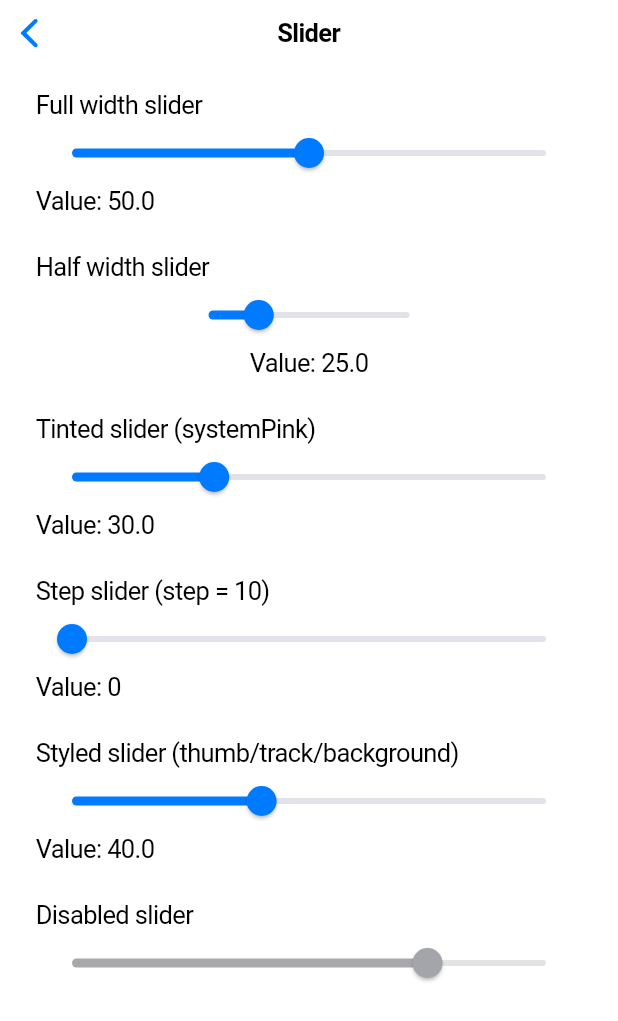
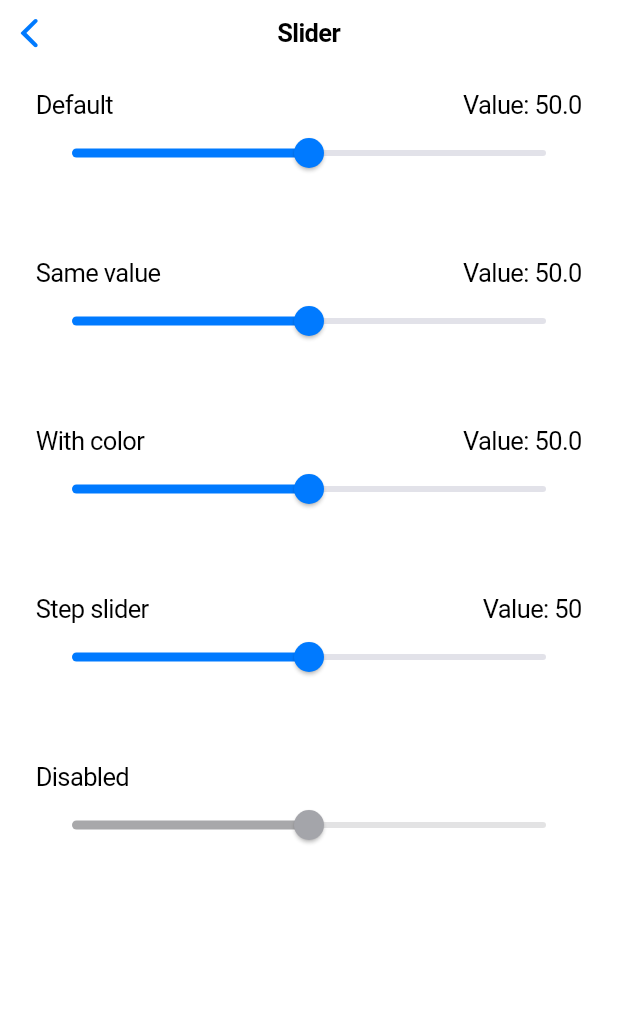
Before and after one commit to williandrade/cupertino_native, a Flutter app: the SliderDemoPage screen opened directly, on a phone screen of 412 x 824 dp. Shown: the top 1021 px of the screen. Run offline on Flutter 3.47's test engine with Material 3 defaults, Android fonts, the phone set to English and light mode, and no system bars; our stand-ins replace plugin_platform_interface.

Commit message:
fix: Fixes slider demo page.

```diff
--- a/example/lib/demos/slider.dart
+++ b/example/lib/demos/slider.dart
@@ -9,11 +9,9 @@ class SliderDemoPage extends StatefulWidget {
 }
 
 class _SliderDemoPageState extends State<SliderDemoPage> {
-  double _fullWidthValue = 50;
-  double _halfWidthValue = 25;
-  double _stepValue = 0;
-  double _styledValue = 40;
-  double _pinkValue = 30;
+  double _defaultSliderValue = 50;
+  double _stepSliderValue = 50;
+  double _coloredSliderValue = 50;
 
   @override
   Widget build(BuildContext context) {
@@ -24,73 +22,74 @@ class _SliderDemoPageState extends State<SliderDemoPage> {
           padding: const EdgeInsets.symmetric(horizontal: 24.0, vertical: 16.0),
           physics: const AlwaysScrollableScrollPhysics(),
           children: [
-            const Text('Full width slider'),
+            Row(
+              children: [
+                const Text('Default'),
+                Spacer(),
+                Text('Value: ${_defaultSliderValue.toStringAsFixed(1)}'),
+              ],
+            ),
             CNSlider(
-              value: _fullWidthValue,
+              value: _defaultSliderValue,
               min: 0,
               max: 100,
               enabled: true,
-              onChanged: (v) => setState(() => _fullWidthValue = v),
+              onChanged: (v) => setState(() => _defaultSliderValue = v),
             ),
-            Text('Value: ${_fullWidthValue.toStringAsFixed(1)}'),
-            const SizedBox(height: 24),
-            const Text('Half width slider'),
-            Align(
-              alignment: Alignment.center,
-              child: FractionallySizedBox(
-                widthFactor: 0.5,
-                child: CNSlider(
-                  value: _halfWidthValue,
-                  min: 0,
-                  max: 100,
-                  enabled: true,
-                  onChanged: (v) => setState(() => _halfWidthValue = v),
-                ),
-              ),
+            const SizedBox(height: 48),
+            Row(
+              children: [
+                const Text('Same value'),
+                Spacer(),
+                Text('Value: ${_defaultSliderValue.toStringAsFixed(1)}'),
+              ],
             ),
-            Text(
-              'Value: ${_halfWidthValue.toStringAsFixed(1)}',
-              textAlign: TextAlign.center,
+            CNSlider(
+              value: _defaultSliderValue,
+              min: 0,
+              max: 100,
+              enabled: true,
+              onChanged: (v) => setState(() => _defaultSliderValue = v),
             ),
-            const SizedBox(height: 24),
-            const Text('Tinted slider (systemPink)'),
+            const SizedBox(height: 48),
+            Row(
+              children: [
+                const Text('With color'),
+                Spacer(),
+                Text('Value: ${_coloredSliderValue.toStringAsFixed(1)}'),
+              ],
+            ),
             CNSlider(
-              value: _pinkValue,
+              value: _coloredSliderValue,
               min: 0,
               max: 100,
               enabled: true,
               color: CupertinoColors.systemPink,
-              onChanged: (v) => setState(() => _pinkValue = v),
+              onChanged: (v) => setState(() => _coloredSliderValue = v),
             ),
-            Text('Value: ${_pinkValue.toStringAsFixed(1)}'),
-            const SizedBox(height: 24),
-            const Text('Step slider (step = 10)'),
+            const SizedBox(height: 48),
+
+            Row(
+              children: [
+                const Text('Step slider'),
+                Spacer(),
+                Text('Value: ${_stepSliderValue.toStringAsFixed(0)}'),
+              ],
+            ),
             CNSlider(
-              value: _stepValue,
+              value: _stepSliderValue,
               min: 0,
               max: 100,
               enabled: true,
               step: 10,
-              onChanged: (v) => setState(() => _stepValue = v),
+              onChanged: (v) => setState(() => _stepSliderValue = v),
             ),
-            Text('Value: ${_stepValue.toStringAsFixed(0)}'),
-            const SizedBox(height: 24),
-            const Text('Styled slider (thumb/track/background)'),
+
+            const SizedBox(height: 48),
+
+            const Text('Disabled'),
             CNSlider(
-              value: _styledValue,
-              min: 0,
-              max: 100,
-              enabled: true,
-              thumbColor: CupertinoColors.systemPink,
-              trackColor: CupertinoColors.systemBlue,
-              trackBackgroundColor: CupertinoColors.systemGrey2,
-              onChanged: (v) => setState(() => _styledValue = v),
-            ),
-            Text('Value: ${_styledValue.toStringAsFixed(1)}'),
-            const SizedBox(height: 24),
-            const Text('Disabled slider'),
-            CNSlider(
-              value: 75,
+              value: 50,
               min: 0,
               max: 100,
               enabled: false,
```
